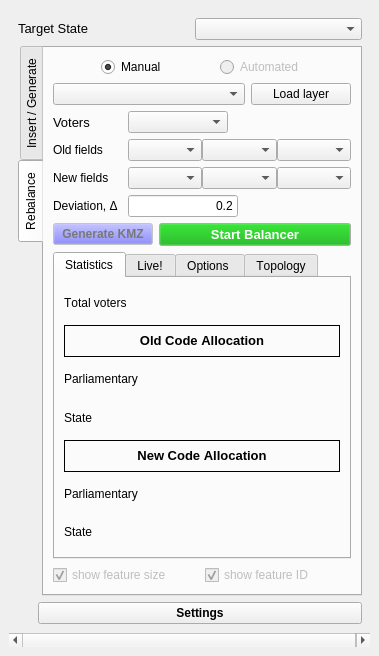
Old version of the form ui_delimitationtoolbox_dock.ui in the repository seanclaude/Redistricting.
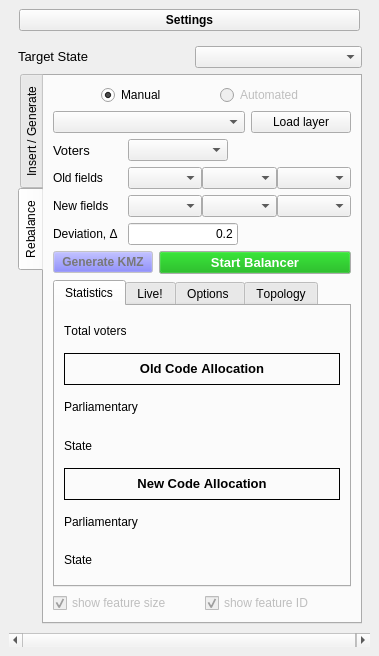
New version of the form. The open tabs and pages were chosen to show the change.

Patch:
```diff
--- a/ui_delimitationtoolbox_dock.ui
+++ b/ui_delimitationtoolbox_dock.ui
@@ -18,8 +18,8 @@
   </property>
   <property name="minimumSize">
    <size>
-    <width>78</width>
-    <height>98</height>
+    <width>113</width>
+    <height>135</height>
    </size>
   </property>
   <property name="maximumSize">
@@ -48,6 +48,35 @@
     </sizepolicy>
    </property>
    <layout class="QVBoxLayout" name="verticalLayout_2">
+    <item>
+     <layout class="QHBoxLayout" name="horizontalLayout_4">
+      <property name="leftMargin">
+       <number>10</number>
+      </property>
+      <property name="rightMargin">
+       <number>10</number>
+      </property>
+      <item>
+       <widget class="QPushButton" name="btEditConfig">
+        <property name="sizePolicy">
+         <sizepolicy hsizetype="Minimum" vsizetype="Fixed">
+          <horstretch>0</horstretch>
+          <verstretch>0</verstretch>
+         </sizepolicy>
+        </property>
+        <property name="font">
+         <font>
+          <weight>75</weight>
+          <bold>true</bold>
+         </font>
+        </property>
+        <property name="text">
+         <string>Settings</string>
+        </property>
+       </widget>
+      </item>
+     </layout>
+    </item>
     <item>
      <widget class="QScrollArea" name="scrollArea">
       <property name="frameShape">
@@ -68,7 +97,7 @@
          <x>0</x>
          <y>0</y>
          <width>361</width>
-         <height>618</height>
+         <height>587</height>
         </rect>
        </property>
        <layout class="QVBoxLayout" name="verticalLayout_8">
@@ -1980,32 +2009,6 @@
           </widget>
          </widget>
         </item>
-        <item>
-         <layout class="QHBoxLayout" name="horizontalLayout_4">
-          <property name="leftMargin">
-           <number>20</number>
-          </property>
-          <item>
-           <widget class="QPushButton" name="btEditConfig">
-            <property name="sizePolicy">
-             <sizepolicy hsizetype="Minimum" vsizetype="Fixed">
-              <horstretch>0</horstretch>
-              <verstretch>0</verstretch>
-             </sizepolicy>
-            </property>
-            <property name="font">
-             <font>
-              <weight>75</weight>
-              <bold>true</bold>
-             </font>
-            </property>
-            <property name="text">
-             <string>Settings</string>
-            </property>
-           </widget>
-          </item>
-         </layout>
-        </item>
        </layout>
       </widget>
      </widget>
```
Left out of the diff: 2 changed lines with no effect on the pictures.
